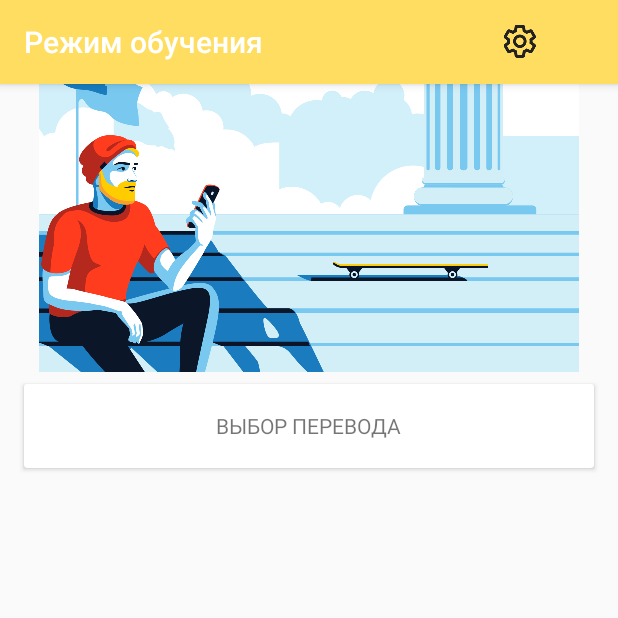
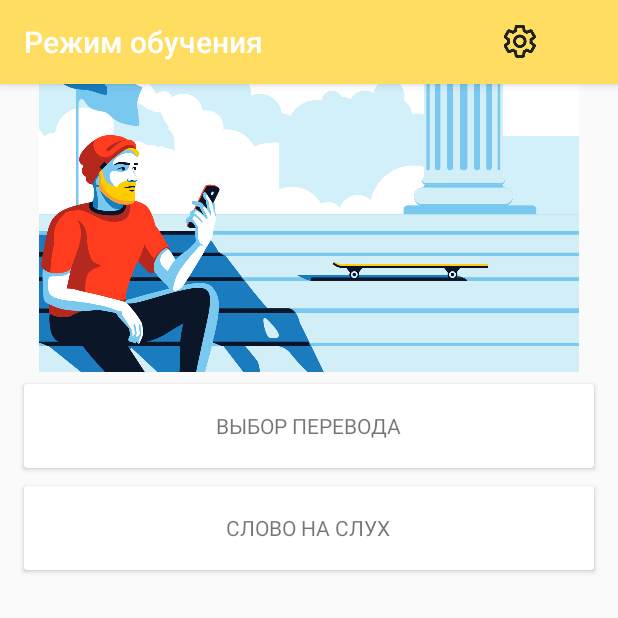
Before and after one commit to bobrusha/study_english, an Android app: the screen it shows after launch (MainActivity), on a phone screen of 412 x 824 dp, the top half of it. Run offline under Robolectric (Android 15) with nearby library versions, the phone set to English and light mode, and no system bars.

Commit message:
Started new training.

```diff
--- a/app/build.gradle
+++ b/app/build.gradle
@@ -29,5 +29,8 @@ dependencies {
     compile 'com.android.support:cardview-v7:24.1.0'
     compile 'com.android.support:recyclerview-v7:24.1.0'
     compile 'com.android.support:design:24.1.0'
+
+    compile 'com.yandex.android:speechkit:2.5.0'
+    compile 'com.google.android:flexbox:0.2.2'
     compile 'com.google.code.gson:gson:2.6.1'
 }
--- a/app/src/main/java/com/bobrusha/android/yandex/english/ui/fragment/MainFragment.java
+++ b/app/src/main/java/com/bobrusha/android/yandex/english/ui/fragment/MainFragment.java
@@ -26,6 +26,14 @@ public class MainFragment extends Fragment {
                 ((MainActivity) getActivity()).openNewFragment(new ChooseTranslationFragment());
             }
         });
+
+        v.findViewById(R.id.option_hear_word).setOnClickListener(new View.OnClickListener() {
+            @Override
+            public void onClick(View view) {
+                ((MainActivity) getActivity()).openNewFragment(new ListenWordTrainingFragment());
+            }
+        });
+
         return v;
     }
 
--- a/app/src/main/res/layout/frag_main.xml
+++ b/app/src/main/res/layout/frag_main.xml
@@ -32,5 +32,24 @@
                 android:textAllCaps="true"/>
 
         </android.support.v7.widget.CardView>
+
+        <android.support.v7.widget.CardView
+            android:id="@+id/option_hear_word"
+            xmlns:android="http://schemas.android.com/apk/res/android"
+            android:layout_width="match_parent"
+            android:layout_height="56dp"
+            android:layout_marginBottom="4dp"
+            android:layout_marginLeft="16dp"
+            android:layout_marginRight="16dp"
+            android:layout_marginTop="8dp">
+
+            <TextView
+                android:layout_width="wrap_content"
+                android:layout_height="wrap_content"
+                android:layout_gravity="center"
+                android:text="@string/training_listen_words"
+                android:textAllCaps="true"/>
+
+        </android.support.v7.widget.CardView>
     </LinearLayout>
 </android.support.v4.widget.NestedScrollView>
```
Also changed, not shown: app/src/main/java/com/bobrusha/android/yandex/english/ui/fragment/ListenWordTrainingFragment.java (added, +93 -0 lines), app/src/main/res/layout/frag_hear_word.xml (added, +32 -0 lines), app/src/main/res/layout/view_one_letter.xml (added, +12 -0 lines).
